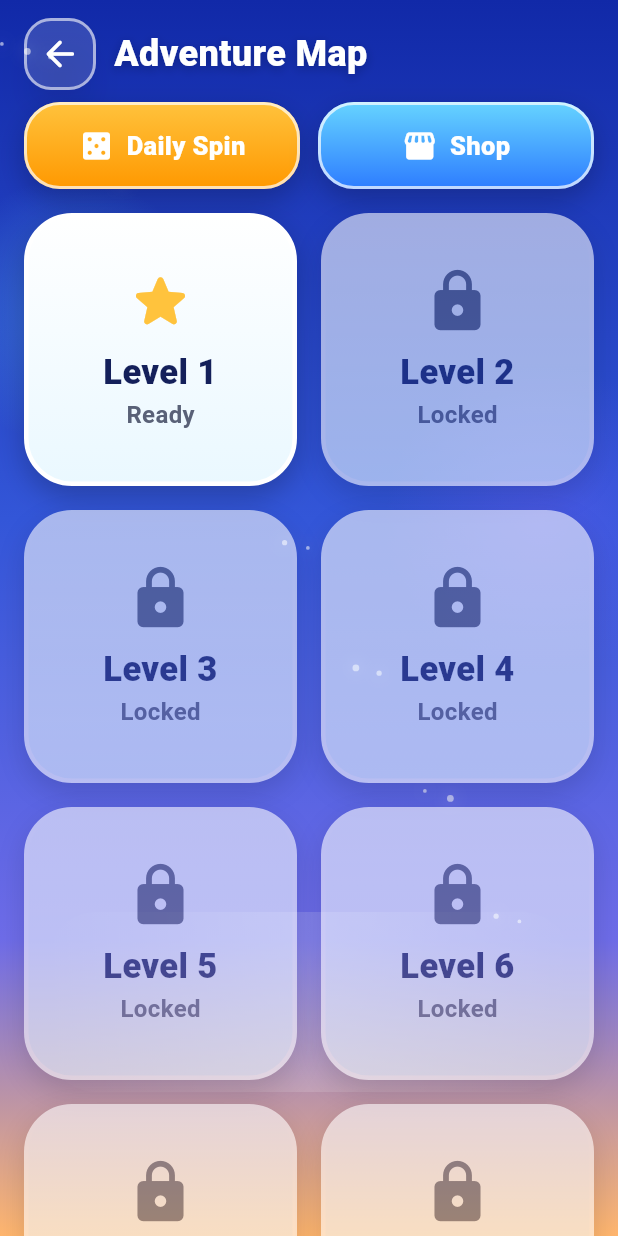
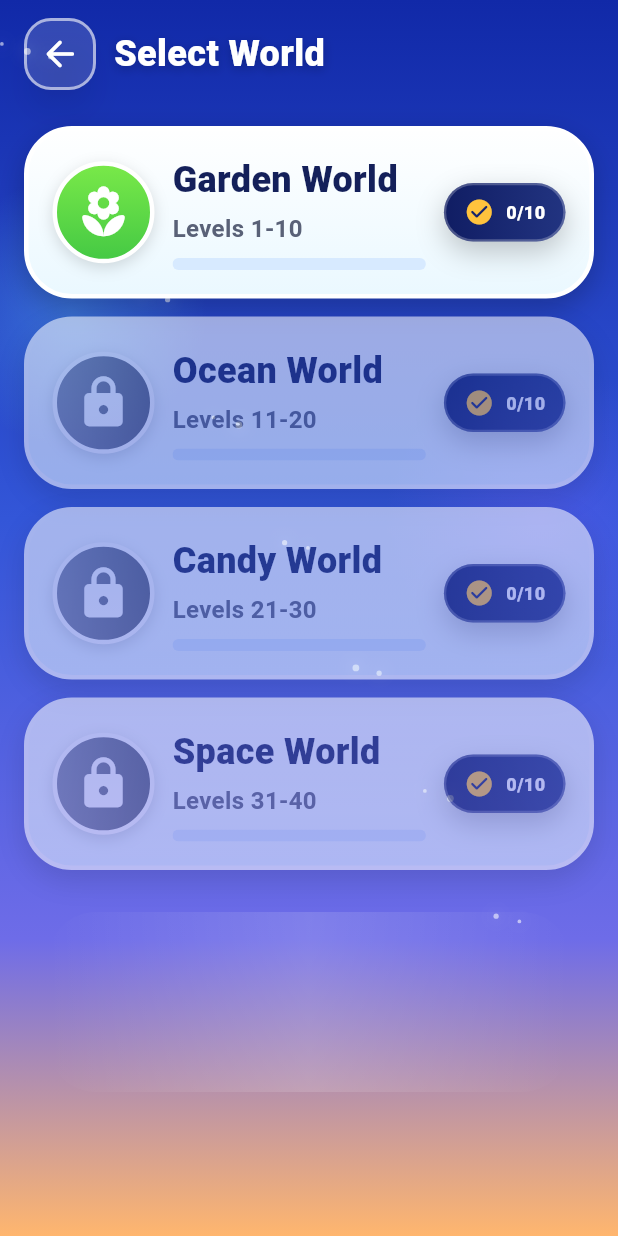
Before and after one commit to RagarRW-c/game, a Flutter app: the screen it shows after launch, after a tap on "Play", on a phone screen of 412 x 824 dp. Run offline on Flutter 3.47's test engine with Material 3 defaults, Android fonts, the phone set to English and light mode, and no system bars; our stand-ins replace audioplayers, shared_preferences.

Commit message:
feat: separate the world

```diff
--- a/lib/main.dart
+++ b/lib/main.dart
@@ -11,6 +11,7 @@ import 'presentation/screens/lucky_wheel_screen.dart';
 import 'presentation/screens/main_menu_screen.dart';
 import 'presentation/screens/map_screen.dart';
 import 'presentation/screens/settings_screen.dart';
+import 'presentation/screens/world_selection_screen.dart';
 import 'presentation/theme/game_theme.dart';
 
 Future<void> main() async {
@@ -69,13 +70,19 @@ class _TripleTileAppState extends State<TripleTileApp> {
           BoosterShopScreen.route: (_) => const BoosterShopScreen(),
           DailyChallengesScreen.route: (_) => const DailyChallengesScreen(),
           LuckyWheelScreen.route: (_) => const LuckyWheelScreen(),
-          MapScreen.route: (_) => const MapScreen(),
+          WorldSelectionScreen.route: (_) => const WorldSelectionScreen(),
           SettingsScreen.route: (_) => const SettingsScreen(),
         },
         onGenerateRoute: (settings) {
           if (settings.name == GameScreen.route) {
             return MaterialPageRoute<void>(
               builder: (_) => GameScreen(level: settings.arguments! as int),
+            );
+          }
+          if (settings.name == MapScreen.route) {
+            return MaterialPageRoute<void>(
+              builder: (_) =>
+                  MapScreen(world: settings.arguments! as GameWorld),
             );
           }
           return null;
--- a/lib/presentation/screens/main_menu_screen.dart
+++ b/lib/presentation/screens/main_menu_screen.dart
@@ -7,8 +7,8 @@ import '../widgets/primary_button.dart';
 import 'booster_shop_screen.dart';
 import 'daily_challenges_screen.dart';
 import 'lucky_wheel_screen.dart';
-import 'map_screen.dart';
 import 'settings_screen.dart';
+import 'world_selection_screen.dart';
 
 class MainMenuScreen extends StatefulWidget {
   const MainMenuScreen({super.key});
@@ -153,8 +153,8 @@ class _MainMenuScreenState extends State<MainMenuScreen> {
                   PrimaryButton(
                     label: 'Play',
                     icon: Icons.map_rounded,
-                    onPressed: () =>
-                        Navigator.pushNamed(context, MapScreen.route),
+                    onPressed: () => Navigator.pushNamed(
+                        context, WorldSelectionScreen.route),
                   ),
                   const SizedBox(height: GameSpacing.md),
                   PrimaryButton(
--- a/lib/presentation/screens/map_screen.dart
+++ b/lib/presentation/screens/map_screen.dart
@@ -1,17 +1,18 @@
 import 'package:flutter/material.dart';
 
-import '../../data/level_repository.dart';
 import '../../main.dart';
 import '../theme/game_theme.dart';
 import '../widgets/game_ui.dart';
 import 'booster_shop_screen.dart';
 import 'game_screen.dart';
 import 'lucky_wheel_screen.dart';
+import 'world_selection_screen.dart';
 
 class MapScreen extends StatefulWidget {
-  const MapScreen({super.key});
+  const MapScreen({super.key, required this.world});
 
   static const route = '/map';
+  final GameWorld world;
 
   @override
   State<MapScreen> createState() => _MapScreenState();
@@ -45,8 +46,17 @@ class _MapScreenState extends State<MapScreen> {
           child: Column(
             children: [
               GameHeader(
-                title: 'Adventure Map',
+                title: widget.world.name,
                 onBack: () => Navigator.of(context).maybePop(),
+              ),
+              Padding(
+                padding: const EdgeInsets.fromLTRB(
+                  GameSpacing.lg,
+                  0,
+                  GameSpacing.lg,
+                  GameSpacing.md,
+                ),
+                child: _WorldMapBanner(world: widget.world),
               ),
               Padding(
                 padding: const EdgeInsets.symmetric(horizontal: GameSpacing.lg),
@@ -98,9 +108,9 @@ class _MapScreenState extends State<MapScreen> {
                         mainAxisSpacing: GameSpacing.lg,
                         crossAxisSpacing: GameSpacing.lg,
                       ),
-                      itemCount: LevelRepository.levelCount,
+                      itemCount: 10,
                       itemBuilder: (context, index) {
-                        final level = index + 1;
+                        final level = widget.world.startLevel + index;
                         final unlocked = level <= highest;
                         return _LevelCard(
                           level: level,
@@ -135,6 +145,66 @@ class _MapScreenState extends State<MapScreen> {
             ],
           ),
         ),
+      ),
+    );
+  }
+}
+
+class _WorldMapBanner extends StatelessWidget {
+  const _WorldMapBanner({required this.world});
+
+  final GameWorld world;
+
+  @override
+  Widget build(BuildContext context) {
+    return GameCard(
+      padding: const EdgeInsets.all(GameSpacing.lg),
+      gradient: world.gradient,
+      shadow: GameShadows.medium(),
+      child: Row(
+        children: [
+          Container(
+            width: 58,
+            height: 58,
+            decoration: BoxDecoration(
+              color: Colors.white24,
+              shape: BoxShape.circle,
+              border: Border.all(color: Colors.white, width: 3),
+              boxShadow: GameShadows.light(),
+            ),
+            child: Icon(world.icon, color: Colors.white, size: 34),
+          ),
+          const SizedBox(width: GameSpacing.md),
+          Expanded(
+            child: Column(
+              crossAxisAlignment: CrossAxisAlignment.start,
+              children: [
+                Text(
+                  world.name,
+                  style: GameTextStyles.h2.copyWith(
+                    color: Colors.white,
+                    fontSize: 24,
+                  ),
+                ),
+                const SizedBox(height: GameSpacing.xs),
+                Text(
+                  'Levels ${world.startLevel}-${world.endLevel}',
+                  style: GameTextStyles.body.copyWith(color: Colors.white),
+                ),
+              ],
+            ),
+          ),
+          SizedBox(
+            width: 112,
+            child: GameButton(
+              label: 'Worlds',
+              icon: Icons.public_rounded,
+              onPressed: () => Navigator.of(context).maybePop(),
+              variant: GameButtonVariant.secondary,
+              height: 46,
+            ),
+          ),
+        ],
       ),
     );
   }
--- /dev/null
+++ b/lib/presentation/screens/world_selection_screen.dart
@@ -0,0 +1,228 @@
+import 'package:flutter/material.dart';
+
+import '../../main.dart';
+import '../theme/game_theme.dart';
+import '../widgets/game_ui.dart';
+import 'map_screen.dart';
+
+class GameWorld {
+  const GameWorld({
+    required this.name,
+    required this.subtitle,
+    required this.startLevel,
+    required this.endLevel,
+    required this.unlockAfterLevel,
+    required this.icon,
+    required this.gradient,
+  });
+
+  final String name;
+  final String subtitle;
+  final int startLevel;
+  final int endLevel;
+  final int unlockAfterLevel;
+  final IconData icon;
+  final Gradient gradient;
+}
+
+const gameWorlds = <GameWorld>[
+  GameWorld(
+    name: 'Garden World',
+    subtitle: 'Levels 1-10',
+    startLevel: 1,
+    endLevel: 10,
+    unlockAfterLevel: 0,
+    icon: Icons.local_florist_rounded,
+    gradient: GameGradients.successButton,
+  ),
+  GameWorld(
+    name: 'Ocean World',
+    subtitle: 'Levels 11-20',
+    startLevel: 11,
+    endLevel: 20,
+    unlockAfterLevel: 10,
+    icon: Icons.waves_rounded,
+    gradient: GameGradients.primaryButton,
+  ),
+  GameWorld(
+    name: 'Candy World',
+    subtitle: 'Levels 21-30',
+    startLevel: 21,
+    endLevel: 30,
+    unlockAfterLevel: 20,
+    icon: Icons.cookie_rounded,
+    gradient: GameGradients.goldButton,
+  ),
+  GameWorld(
+    name: 'Space World',
+    subtitle: 'Levels 31-40',
+    startLevel: 31,
+    endLevel: 40,
+    unlockAfterLevel: 30,
+    icon: Icons.auto_awesome_rounded,
+    gradient: GameGradients.dialogHeader,
+  ),
+];
+
+class WorldSelectionScreen extends StatefulWidget {
+  const WorldSelectionScreen({super.key});
+
+  static const route = '/worlds';
+
+  @override
+  State<WorldSelectionScreen> createState() => _WorldSelectionScreenState();
+}
+
+class _WorldSelectionScreenState extends State<WorldSelectionScreen> {
+  late Future<int> _highestFuture;
+
+  @override
+  void didChangeDependencies() {
+    super.didChangeDependencies();
+    _highestFuture =
+        AppScope.of(context).progressRepository.highestUnlockedLevel();
+  }
+
+  int _completedInWorld(GameWorld world, int highest) {
+    final completedThrough = highest - 1;
+    if (completedThrough < world.startLevel) return 0;
+    return (completedThrough - world.startLevel + 1).clamp(0, 10);
+  }
+
+  @override
+  Widget build(BuildContext context) {
+    return Scaffold(
+      body: GameBackground(
+        child: SafeArea(
+          child: Column(
+            children: [
+              GameHeader(
+                title: 'Select World',
+                onBack: () => Navigator.of(context).maybePop(),
+              ),
+              Expanded(
+                child: FutureBuilder<int>(
+                  future: _highestFuture,
+                  builder: (context, snapshot) {
+                    final highest = snapshot.data ?? 1;
+                    return ListView.separated(
+                      padding: const EdgeInsets.all(GameSpacing.lg),
+                      itemBuilder: (context, index) {
+                        final world = gameWorlds[index];
+                        final unlocked = highest > world.unlockAfterLevel;
+                        return _WorldCard(
+                          world: world,
+                          unlocked: unlocked,
+                          completed: _completedInWorld(world, highest),
+                          onTap: unlocked
+                              ? () async {
+                                  await Navigator.pushNamed(
+                                    context,
+                                    MapScreen.route,
+                                    arguments: world,
+                                  );
+                                  if (!mounted) return;
+                                  setState(() {
+                                    _highestFuture = AppScope.of(context)
+                                        .progressRepository
+                                        .highestUnlockedLevel();
+                                  });
+                                }
+                              : null,
+                        );
+                      },
+                      separatorBuilder: (_, __) =>
+                          const SizedBox(height: GameSpacing.md),
+                      itemCount: gameWorlds.length,
+                    );
+                  },
+                ),
+              ),
+            ],
+          ),
+        ),
+      ),
+    );
+  }
+}
+
+class _WorldCard extends StatelessWidget {
+  const _WorldCard({
+    required this.world,
+    required this.unlocked,
+    required this.completed,
+    required this.onTap,
+  });
+
+  final GameWorld world;
+  final bool unlocked;
+  final int completed;
+  final VoidCallback? onTap;
+
+  @override
+  Widget build(BuildContext context) {
+    return AnimatedOpacity(
+      duration: GameDurations.normal,
+      opacity: unlocked ? 1 : 0.55,
+      child: InkWell(
+        borderRadius: GameRadius.extraLargeRadius,
+        onTap: onTap,
+        child: GameCard(
+          padding: const EdgeInsets.all(GameSpacing.lg),
+          shadow: GameShadows.medium(),
+          child: Row(
+            children: [
+              Container(
+                width: 68,
+                height: 68,
+                decoration: BoxDecoration(
+                  gradient: unlocked ? world.gradient : GameGradients.disabled,
+                  shape: BoxShape.circle,
+                  border: Border.all(color: Colors.white, width: 3),
+                  boxShadow: GameShadows.light(),
+                ),
+                child: Icon(
+                  unlocked ? world.icon : Icons.lock_rounded,
+                  color: Colors.white,
+                  size: 38,
+                ),
+              ),
+              const SizedBox(width: GameSpacing.md),
+              Expanded(
+                child: Column(
+                  crossAxisAlignment: CrossAxisAlignment.start,
+                  children: [
+                    Text(
+                      world.name,
+                      style: GameTextStyles.h2.copyWith(fontSize: 24),
+                    ),
+                    const SizedBox(height: GameSpacing.xs),
+                    Text(world.subtitle, style: GameTextStyles.body),
+                    const SizedBox(height: GameSpacing.sm),
+                    ClipRRect(
+                      borderRadius: GameRadius.smallRadius,
+                      child: LinearProgressIndicator(
+                        minHeight: 8,
+                        value: completed / 10,
+                        backgroundColor: GameColors.borderBlue,
+                        color: GameColors.successGreen,
+                      ),
+                    ),
+                  ],
+                ),
+              ),
+              const SizedBox(width: GameSpacing.md),
+              GameBadge(
+                icon: Icons.check_circle_rounded,
+                child: Text(
+                  '$completed/10',
+                  style: GameTextStyles.caption.copyWith(color: Colors.white),
+                ),
+              ),
+            ],
+          ),
+        ),
+      ),
+    );
+  }
+}
```
